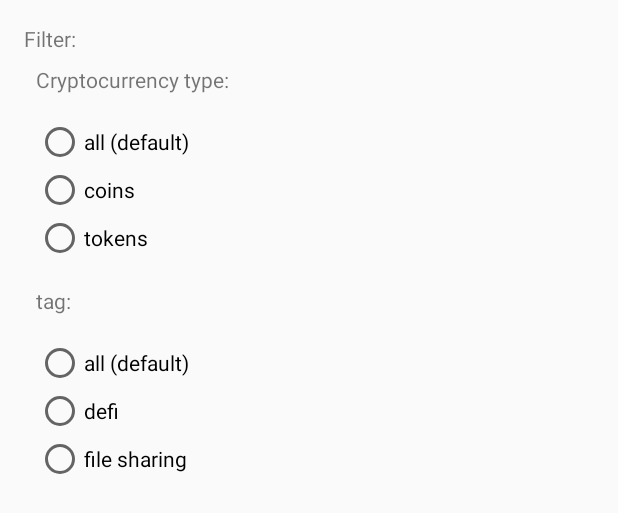
After one commit to tadell/crypto, an Android app: the layout bottomsheet_dialog_fragment_filter.xml on its own in the app's theme, with its tools: preview values and no code run, on a phone screen of 412 x 824 dp. The commit adds this screen. Shown: the top 513 px of the screen. Run offline under Robolectric (Android 15) with nearby library versions, the phone set to English and light mode, and no system bars.

Commit message:
add filter page

```diff
--- /dev/null
+++ b/app/src/main/res/layout/bottomsheet_dialog_fragment_filter.xml
@@ -0,0 +1,76 @@
+<?xml version="1.0" encoding="utf-8"?>
+<LinearLayout xmlns:android="http://schemas.android.com/apk/res/android"
+    android:layout_width="match_parent"
+    android:layout_height="match_parent"
+    android:layout_margin="@dimen/fab_margin"
+    android:orientation="vertical">
+
+    <TextView
+        android:layout_width="wrap_content"
+        android:layout_height="wrap_content"
+        android:text="@string/filter_string" />
+
+    <TextView
+        android:layout_margin="@dimen/margin_8"
+        android:layout_width="wrap_content"
+        android:layout_height="wrap_content"
+        android:text="@string/cryptocurrency_type_string" />
+
+    <RadioGroup
+        android:id="@+id/rg_crypto"
+        android:layout_width="wrap_content"
+        android:layout_height="wrap_content"
+        android:layout_margin="@dimen/margin_8">
+
+        <RadioButton
+            android:id="@+id/rb_crypto_all"
+            android:layout_width="wrap_content"
+            android:layout_height="wrap_content"
+            android:text="@string/all_default_string" />
+
+        <RadioButton
+            android:id="@+id/rb_crypto_coins"
+            android:layout_width="wrap_content"
+            android:layout_height="wrap_content"
+            android:text="@string/coins_string" />
+
+        <RadioButton
+            android:id="@+id/rb_crypto_tokens"
+            android:layout_width="wrap_content"
+            android:layout_height="wrap_content"
+            android:text="@string/tokens_string" />
+
+    </RadioGroup>
+
+    <TextView
+        android:layout_margin="@dimen/margin_8"
+        android:layout_width="wrap_content"
+        android:layout_height="wrap_content"
+        android:text="@string/tag_string" />
+
+    <RadioGroup
+        android:id="@+id/rg_tag"
+        android:layout_width="wrap_content"
+        android:layout_height="wrap_content"
+        android:layout_margin="@dimen/margin_8">
+
+        <RadioButton
+            android:id="@+id/rb_tag_all"
+            android:layout_width="wrap_content"
+            android:layout_height="wrap_content"
+            android:text="@string/all_default_string" />
+
+        <RadioButton
+            android:id="@+id/rb_tag_defi"
+            android:layout_width="wrap_content"
+            android:layout_height="wrap_content"
+            android:text="@string/defi_string" />
+
+        <RadioButton
+            android:id="@+id/rb_tag_file"
+            android:layout_width="wrap_content"
+            android:layout_height="wrap_content"
+            android:text="@string/file_sharing_string" />
+
+    </RadioGroup>
+</LinearLayout>
--- a/app/src/main/res/values/strings.xml
+++ b/app/src/main/res/values/strings.xml
@@ -16,5 +16,13 @@
     <string name="price_asc_string">price (asc)</string>
     <string name="price_desc_string">price (desc)</string>
     <string name="sort_by_string">Sort by:</string>
+    <string name="filter_string">Filter:</string>
+    <string name="cryptocurrency_type_string">Cryptocurrency type:</string>
+    <string name="file_sharing_string">file sharing</string>
+    <string name="defi_string">defi</string>
+    <string name="all_default_string">all (default)</string>
+    <string name="tokens_string">tokens</string>
+    <string name="coins_string">coins</string>
+    <string name="tag_string">tag:</string>
 
 </resources>
```
